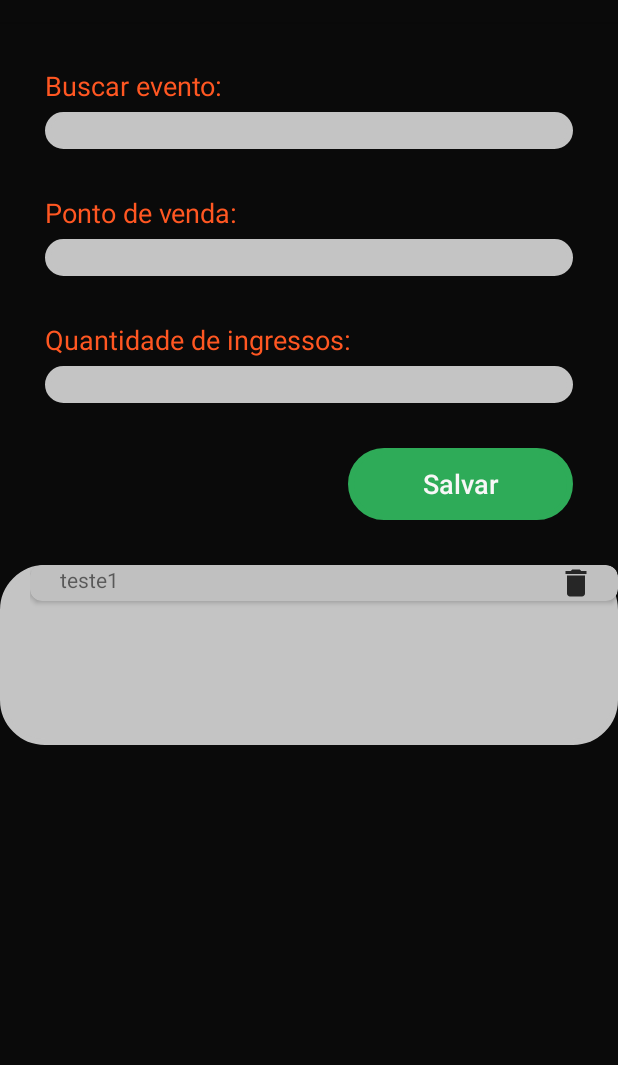
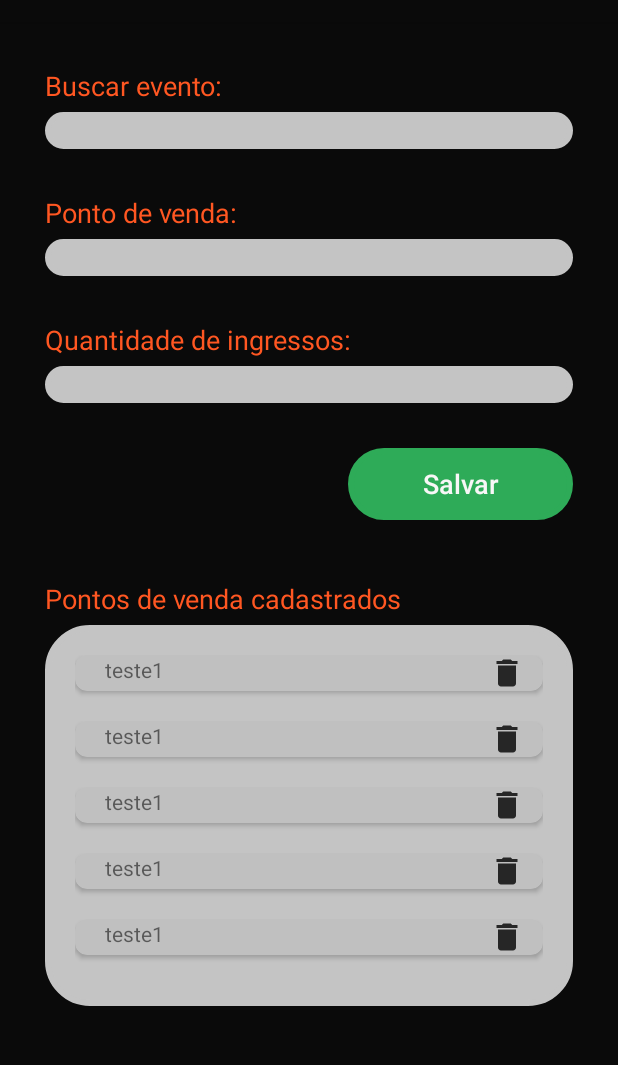
Before and after one commit to italo48/EventStarter, an Android app: the fragment PointOfSaleFragment shown on its own in the app's theme, on a phone screen of 412 x 824 dp, the part 62-1127 px from its top. Run offline under Robolectric (Android 15) with nearby library versions, the phone set to English and light mode, and no system bars.

Commit message:
alteraçoes

```diff
--- a/EventStarterApp/app/src/main/res/layout/card_view_point_of_sale.xml
+++ b/EventStarterApp/app/src/main/res/layout/card_view_point_of_sale.xml
@@ -1,14 +1,15 @@
 <?xml version="1.0" encoding="utf-8"?>
 <LinearLayout xmlns:android="http://schemas.android.com/apk/res/android"
     xmlns:app="http://schemas.android.com/apk/res-auto"
-    android:orientation="vertical"
     android:layout_width="match_parent"
-    android:layout_height="match_parent">
+    android:layout_height="wrap_content"
+    android:orientation="vertical">
 
     <androidx.cardview.widget.CardView
         android:id="@+id/cv"
         android:layout_width="match_parent"
         android:layout_height="wrap_content"
+        android:layout_marginBottom="20dp"
         app:cardBackgroundColor="#C0C0C0"
         app:cardCornerRadius="8dp">
 
--- a/EventStarterApp/app/src/main/res/layout/fragment_point_of_sale.xml
+++ b/EventStarterApp/app/src/main/res/layout/fragment_point_of_sale.xml
@@ -103,13 +103,29 @@
                 android:textSize="18sp"
                 android:layout_marginRight="30dp"/>
 
+            <TextView
+                android:id="@+id/informePointsRegister"
+                android:layout_width="match_parent"
+                android:layout_height="wrap_content"
+                android:layout_marginLeft="30dp"
+                android:layout_marginTop="30dp"
+                android:layout_marginRight="30dp"
+                android:layout_marginBottom="5dp"
+                android:text="Pontos de venda cadastrados"
+                android:textColor="@color/colorText"
+                android:textSize="18sp" />
+
             <androidx.recyclerview.widget.RecyclerView
                 android:id="@+id/recyclerViewPointSale"
                 android:layout_width="match_parent"
-                android:layout_height="match_parent"
-                android:layout_marginTop="20dp"
+                android:layout_height="254dp"
+
+                android:layout_marginLeft="30dp"
+                android:layout_marginRight="30dp"
                 android:background="@drawable/ic_border_cicle"
-                android:paddingLeft="20dp"/>
+                android:paddingLeft="20dp"
+                android:paddingRight="20dp"
+                android:paddingTop="20dp"/>
 
         </LinearLayout>
     </ScrollView>
```
Also changed, not shown: EventStarterApp/app/src/main/java/com/br/italoscompany/eventstarterapp/ui/main/PlaceholderFragment.java (+0 -7 lines), EventStarterApp/app/src/main/res/layout/fragment_event_register.xml (deleted, +0 -23 lines).
